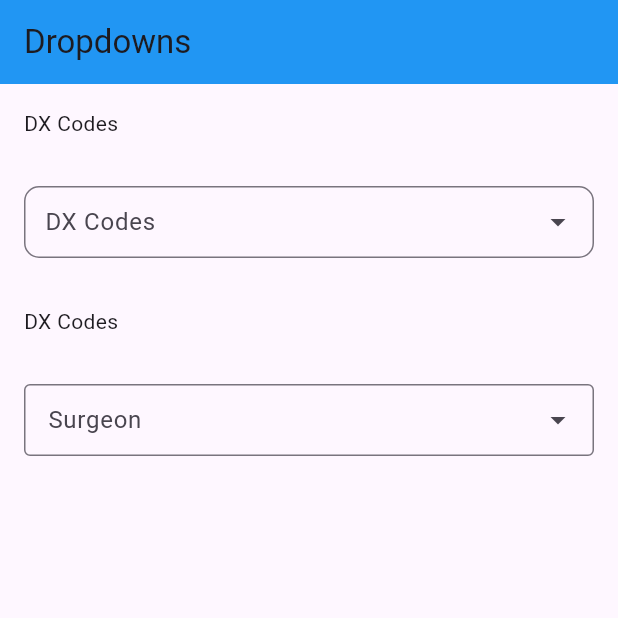
After one commit to rahulhajare3585/Flutter_Training, a Flutter app: the MultiSelectDropdownWithCustomItems screen opened directly, on a phone screen of 412 x 824 dp, the top half of it. The commit adds this screen. Run offline on Flutter 3.47's test engine with Material 3 defaults, Android fonts, the phone set to English and light mode, and no system bars; drawn by our look-alikes of dropdown_search; our stand-ins replace font_awesome_flutter.

Commit message:
dropdown and multiselector

```diff
--- /dev/null
+++ b/lib/dropdown/multi_select_dropdown_example.dart
@@ -0,0 +1,146 @@
+import 'package:flutter/material.dart';
+import 'package:dropdown_search/dropdown_search.dart';
+
+class MultiSelectDropdownWithCustomItems extends StatefulWidget {
+  @override
+  _MultiSelectDropdownWithCustomItemsState createState() =>
+      _MultiSelectDropdownWithCustomItemsState();
+}
+
+class _MultiSelectDropdownWithCustomItemsState
+    extends State<MultiSelectDropdownWithCustomItems> {
+  final List<Map<String, String>> _options = [
+    {"DxCode": "A4.02", "description": "Low fever desc"},
+    {"DxCode": "A04.02", "description": "High fever desc"},
+    {"DxCode": "A02.39", "description": "Low fever desc"},
+  ];
+
+// Surgeon List
+  final List<String> surgeonList = [
+    "Dr. John Doe",
+    "Dr. Jane Smith",
+    "Dr. Emily White",
+    "Dr. Michael Brown",
+    "Dr. Olivia Green"
+  ];
+
+  List<Map<String, String>> _selectedOptions = [];
+
+  @override
+  Widget build(BuildContext context) {
+    return Scaffold(
+      appBar: AppBar(
+        title: const Text("Dropdowns"),
+        backgroundColor: Colors.blue,
+      ),
+      body: Column(
+        mainAxisAlignment: MainAxisAlignment.start,
+        crossAxisAlignment: CrossAxisAlignment.start,
+        children: [
+          const Padding(
+            padding: EdgeInsets.all(16),
+            child: Text('DX Codes'),
+          ),
+          Padding(
+            padding: const EdgeInsets.all(16.0),
+            child: DropdownSearch<Map<String, String>>.multiSelection(
+              items: _options,
+              selectedItems: _selectedOptions,
+              onChanged: (List<Map<String, String>> selections) {
+                setState(() {
+                  _selectedOptions = selections;
+                });
+              },
+              dropdownDecoratorProps: DropDownDecoratorProps(
+                dropdownSearchDecoration: InputDecoration(
+                  labelText: "DX Codes",
+                  contentPadding:
+                      const EdgeInsets.symmetric(horizontal: 10, vertical: 8),
+                  border: OutlineInputBorder(
+                    borderRadius: BorderRadius.circular(10),
+                  ),
+                ),
+              ),
+              popupProps: PopupPropsMultiSelection.menu(
+                showSearchBox: true,
+                searchFieldProps: const TextFieldProps(
+                  decoration: InputDecoration(
+                    border: OutlineInputBorder(),
+                    labelText: 'Search DX Codes',
+                  ),
+                ),
+                itemBuilder: (context, item, isSelected) {
+                  return GestureDetector(
+                    onTap: () {
+                      setState(() {
+                        if (isSelected) {
+                          // Deselect the item
+                          _selectedOptions.remove(item);
+                        } else {
+                          // Select the item
+                          _selectedOptions.add(item);
+                        }
+                      });
+                    },
+                    child: ListTile(
+                      title: Row(
+                        children: [
+                          if (isSelected) // Show check icon based on selection
+                            Icon(Icons.check, color: Colors.blue),
+                          const SizedBox(
+                              width: 8), // Space between check icon and text
+                          RichText(
+                            textDirection: TextDirection.ltr,
+                            text: TextSpan(
+                              children: [
+                                TextSpan(
+                                  text: "${item['DxCode']} ",
+                                  style: const TextStyle(
+                                    fontWeight: FontWeight.bold,
+                                    color: Colors.black,
+                                  ),
+                                ),
+                                TextSpan(
+                                  text: "${item['description']}",
+                                  style: const TextStyle(color: Colors.black54),
+                                ),
+                              ],
+                            ),
+                          ),
+                        ],
+                      ),
+                    ),
+                  );
+                },
+              ),
+              itemAsString: (Map<String, String>? item) =>
+                  item?['DxCode'] ?? '',
+            ),
+          ),
+          Padding(padding: EdgeInsets.all(16), child: Text('DX Codes')),
+          Padding(
+            padding: const EdgeInsets.all(16.0),
+            child: DropdownSearch<String>(
+              popupProps: const PopupProps.menu(
+                showSearchBox: true,
+              ),
+              items: surgeonList,
+              dropdownDecoratorProps: const DropDownDecoratorProps(
+                dropdownSearchDecoration: InputDecoration(
+                  labelText: "Surgeon",
+                  hintText: "Select a surgeon",
+                  contentPadding:
+                      EdgeInsets.symmetric(vertical: 10, horizontal: 12),
+                  border: OutlineInputBorder(),
+                ),
+              ),
+              onChanged: (String? selectedSurgeon) {
+                print("Selected Surgeon: $selectedSurgeon");
+              },
+            ),
+          ),
+        ],
+      ),
+    );
+  }
+}
--- a/lib/screens/splash_screen.dart
+++ b/lib/screens/splash_screen.dart
@@ -2,7 +2,8 @@ import 'dart:async';
 
 import 'package:flutter/material.dart';
 import 'package:flutter/widgets.dart';
-import 'package:training_app/widgets/slider_widget.dart';
+import 'package:training_app/dropdown/dropdown_landing_screen.dart';
+import 'package:training_app/dropdown/multi_select_dropdown_example.dart';
 
 class SplashScreen extends StatefulWidget {
   @override
@@ -17,7 +18,7 @@ class _SplashScreenState extends State<SplashScreen> {
       Navigator.pushReplacement(
           context,
           MaterialPageRoute(
-            builder: (context) => SliderWidget(),
+            builder: (context) => DropdownLandingScreen(),
           ));
     });
   }
--- a/pubspec.yaml
+++ b/pubspec.yaml
@@ -48,6 +48,7 @@ dev_dependencies:
   flutter_lints: ^4.0.0
   intl: ^0.19.0
   font_awesome_flutter: ^10.7.0
+  dropdown_search: ^5.0.3
 
 # For information on the generic Dart part of this file, see the
 # following page: https://dart.dev/tools/pub/pubspec
```
Also changed, not shown: lib/Animations/animated_opacity_widget.dart (added, +53 -0 lines), lib/Animations/flutter_animation.dart (added, +46 -0 lines), lib/dropdown/dropdown_landing_screen.dart (added, +42 -0 lines), lib/dropdown/surgeon_dropdown.dart (added, +40 -0 lines), lib/Animations/animated_cross_fade_widget.dart (added), pubspec.lock, 1 other file.
